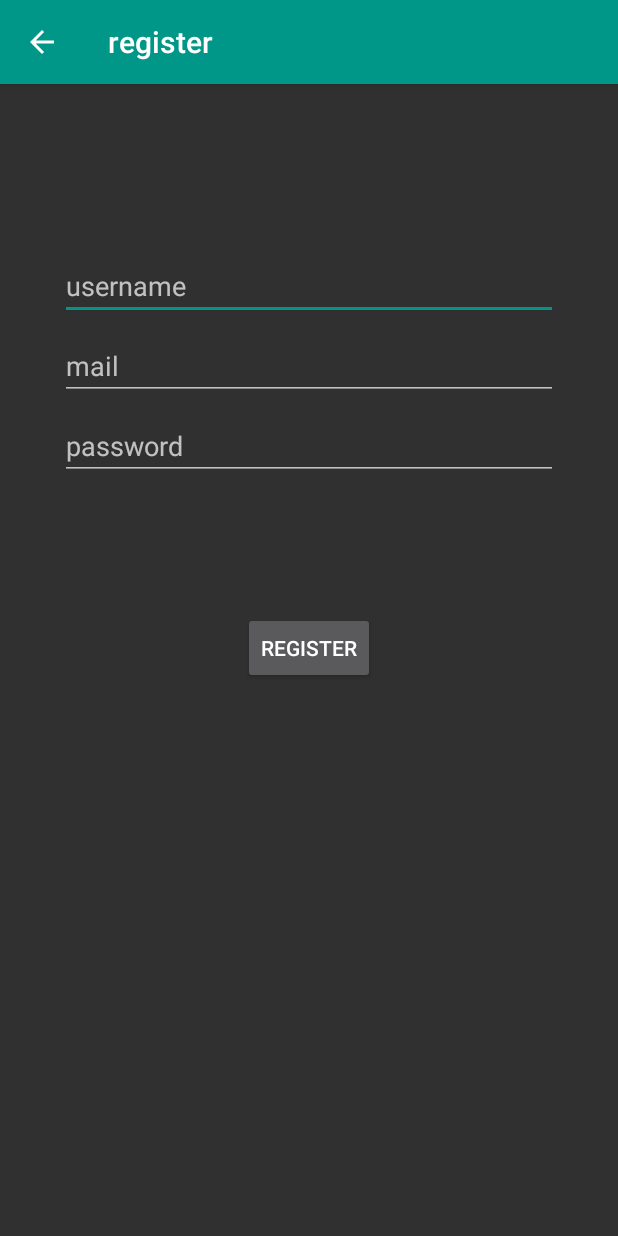
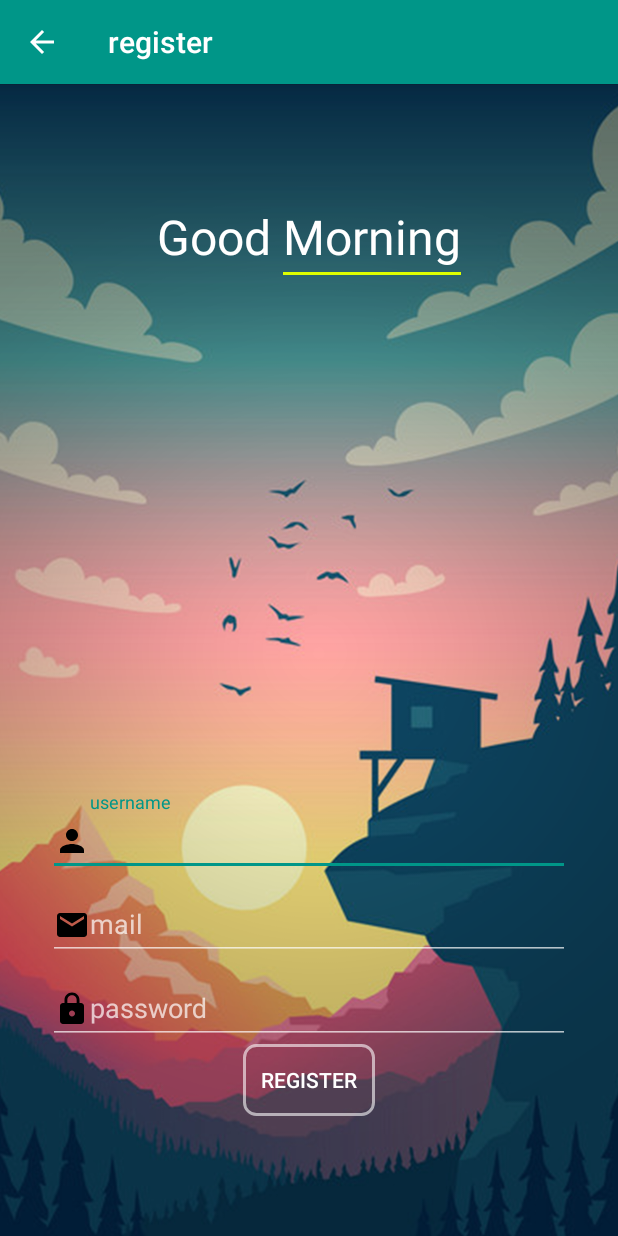
Before and after one commit to chiihero/Tap-Titans2.anjian, an Android app: the RegisterActivity screen opened directly, with no data from a screen before it, on a phone screen of 412 x 824 dp. Run offline under Robolectric (Android 15) with nearby library versions, the phone set to English and light mode, and no system bars; our stand-ins replace ButterKnife, Volley; network calls fail.

Commit message:
更新分页和美化(丑化)

```diff
--- a/app/src/main/java/com/chii/tt2info/connes/MyVolley.java
+++ b/app/src/main/java/com/chii/tt2info/connes/MyVolley.java
@@ -18,7 +18,7 @@ import java.util.HashMap;
 import java.util.Map;
 
 public class MyVolley {
-//        private static String server_rul= "http://192.168.124.172:8088";
+//    private static String server_rul= "http://192.168.124.172:8088";
     private static String server_rul = "http://www.chiinas.club:8088";
 
     //    public static String infolist_url = server_rul+"/info/getinfolist";
--- a/app/src/main/java/com/chii/tt2info/ui/activity/RegisterActivity.java
+++ b/app/src/main/java/com/chii/tt2info/ui/activity/RegisterActivity.java
@@ -12,7 +12,10 @@ import android.view.MenuItem;
 import android.view.View;
 import android.widget.Button;
 import android.widget.EditText;
+import android.widget.ImageView;
 import android.widget.ProgressBar;
+import android.widget.TextView;
+import android.widget.Toast;
 
 import com.android.volley.VolleyError;
 import com.chii.tt2info.R;
@@ -22,6 +25,8 @@ import com.chii.tt2info.pojo.User;
 import com.chii.tt2info.util.Md5;
 import com.google.gson.Gson;
 
+import java.text.SimpleDateFormat;
+import java.util.Date;
 import java.util.HashMap;
 
 import butterknife.BindView;
@@ -30,7 +35,10 @@ import butterknife.ButterKnife;
 import static com.chii.tt2info.connes.MyVolley.register_url;
 
 public class RegisterActivity extends AppCompatActivity {
-
+    @BindView(R.id.register_imageView)
+    ImageView register_imageView;
+    @BindView(R.id.register_morning)
+    TextView register_morning;
     @BindView(R.id.register_username)
     EditText usernameEditText;
     @BindView(R.id.register_email)
@@ -39,8 +47,7 @@ public class RegisterActivity extends AppCompatActivity {
     EditText passwordEditText;
     @BindView(R.id.register)
     Button registerButton;
-    @BindView(R.id.register_loading)
-    ProgressBar loadingProgressBar;
+
     MyVolley myVolley;
     private Gson gson = new Gson();
     User user = new User();
@@ -57,10 +64,17 @@ public class RegisterActivity extends AppCompatActivity {
             actionBar.setHomeButtonEnabled(true);
             actionBar.setDisplayHomeAsUpEnabled(true);
         }
+        if (getCurrentTime()){
+            Toast.makeText(this,"晚上",Toast.LENGTH_SHORT).show();
+            register_imageView.setImageResource(R.drawable.good_night_img);
+            register_morning.setText("Night");
+        }else {
+            Toast.makeText(this,"白天",Toast.LENGTH_SHORT).show();
+            register_imageView.setImageResource(R.drawable.good_morning_img);
+        }
         registerButton.setOnClickListener(new View.OnClickListener() {
             @Override
             public void onClick(View v) {
-                loadingProgressBar.setVisibility(View.VISIBLE);
                 String username = usernameEditText.getText().toString();
                 String email = emailEditText.getText().toString();
                 String passwd = passwordEditText.getText().toString();
@@ -69,6 +83,12 @@ public class RegisterActivity extends AppCompatActivity {
             }
         });
 
+    }
+    public boolean getCurrentTime(){
+        SimpleDateFormat sdf = new SimpleDateFormat("HH");
+        String hour= sdf.format(new Date());
+        int k  = Integer.parseInt(hour)  ;
+        return (k >= 0 && k < 6) || (k >= 18 && k < 24);
     }
 
     private void initDate(final String username, final String email, final String passwd) {
@@ -82,7 +102,6 @@ public class RegisterActivity extends AppCompatActivity {
                 Log.d(TAG, "ResponseResult: " + jsonObject);
                 if (jsonObject.equals("false")) {
                     Log.d(TAG, "注册失败");
-                    loadingProgressBar.setVisibility(View.GONE);
                 } else if (jsonObject.equals("true")) {
                     Log.d(TAG, "注册成功");
                     Intent intent = new Intent();
--- /dev/null
+++ b/app/src/main/res/drawable/button_shape.xml
@@ -0,0 +1,11 @@
+<?xml version="1.0" encoding="utf-8"?>
+<selector xmlns:android="http://schemas.android.com/apk/res/android">
+    <item>
+        <shape android:shape="rectangle">
+            <corners android:radius="8dp" />
+            <solid android:color="@android:color/transparent"/>
+            <stroke android:color="#96ffffff"
+                android:width="2dp"/>
+        </shape>
+    </item>
+</selector>
--- /dev/null
+++ b/app/src/main/res/drawable/ic_email_black.xml
@@ -0,0 +1,9 @@
+<vector xmlns:android="http://schemas.android.com/apk/res/android"
+        android:width="24dp"
+        android:height="24dp"
+        android:viewportWidth="24.0"
+        android:viewportHeight="24.0">
+    <path
+        android:fillColor="#FF000000"
+        android:pathData="M20,4L4,4c-1.1,0 -1.99,0.9 -1.99,2L2,18c0,1.1 0.9,2 2,2h16c1.1,0 2,-0.9 2,-2L22,6c0,-1.1 -0.9,-2 -2,-2zM20,8l-8,5 -8,-5L4,6l8,5 8,-5v2z"/>
+</vector>
--- /dev/null
+++ b/app/src/main/res/drawable/ic_lock_black.xml
@@ -0,0 +1,9 @@
+<vector xmlns:android="http://schemas.android.com/apk/res/android"
+        android:width="24dp"
+        android:height="24dp"
+        android:viewportWidth="24.0"
+        android:viewportHeight="24.0">
+    <path
+        android:fillColor="#FF000000"
+        android:pathData="M18,8h-1L17,6c0,-2.76 -2.24,-5 -5,-5S7,3.24 7,6v2L6,8c-1.1,0 -2,0.9 -2,2v10c0,1.1 0.9,2 2,2h12c1.1,0 2,-0.9 2,-2L20,10c0,-1.1 -0.9,-2 -2,-2zM12,17c-1.1,0 -2,-0.9 -2,-2s0.9,-2 2,-2 2,0.9 2,2 -0.9,2 -2,2zM15.1,8L8.9,8L8.9,6c0,-1.71 1.39,-3.1 3.1,-3.1 1.71,0 3.1,1.39 3.1,3.1v2z"/>
+</vector>
--- /dev/null
+++ b/app/src/main/res/drawable/ic_person_black.xml
@@ -0,0 +1,9 @@
+<vector xmlns:android="http://schemas.android.com/apk/res/android"
+        android:width="24dp"
+        android:height="24dp"
+        android:viewportWidth="24.0"
+        android:viewportHeight="24.0">
+    <path
+        android:fillColor="#FF000000"
+        android:pathData="M12,12c2.21,0 4,-1.79 4,-4s-1.79,-4 -4,-4 -4,1.79 -4,4 1.79,4 4,4zM12,14c-2.67,0 -8,1.34 -8,4v2h16v-2c0,-2.66 -5.33,-4 -8,-4z"/>
+</vector>
--- a/app/src/main/res/layout/activity_register.xml
+++ b/app/src/main/res/layout/activity_register.xml
@@ -1,92 +1,147 @@
 <?xml version="1.0" encoding="utf-8"?>
-<androidx.constraintlayout.widget.ConstraintLayout xmlns:android="http://schemas.android.com/apk/res/android"
+<RelativeLayout xmlns:android="http://schemas.android.com/apk/res/android"
     xmlns:app="http://schemas.android.com/apk/res-auto"
     xmlns:tools="http://schemas.android.com/tools"
     android:id="@+id/container"
     android:layout_width="match_parent"
     android:layout_height="match_parent"
-    android:paddingLeft="@dimen/activity_horizontal_margin"
-    android:paddingTop="@dimen/activity_vertical_margin"
-    android:paddingRight="@dimen/activity_horizontal_margin"
-    android:paddingBottom="@dimen/activity_vertical_margin"
     tools:context=".ui.activity.LoginActivity">
+
+    <FrameLayout
+        android:layout_width="match_parent"
+        android:layout_height="match_parent">
+
+        <ImageView
+            android:id="@+id/register_imageView"
+            android:layout_width="match_parent"
+            android:layout_height="match_parent"
+            android:scaleType="centerCrop"
+
+            app:srcCompat="@drawable/good_morning_img" />
+    </FrameLayout>
+
+
+    <LinearLayout
+        android:id="@+id/linearLayout"
+        android:layout_width="wrap_content"
+        android:layout_height="wrap_content"
+        android:layout_alignParentTop="true"
+        android:layout_centerHorizontal="true"
+        android:layout_marginTop="80dp"
+        android:orientation="horizontal">
+        <LinearLayout
+            android:layout_width="wrap_content"
+            android:layout_height="wrap_content">
+            <TextView
+                android:layout_width="wrap_content"
+                android:layout_height="wrap_content"
+                android:text="Good "
+                android:textColor="#ffffff"
+                android:textSize="32sp" />
+
+        </LinearLayout>
+
+        <LinearLayout
+            android:layout_width="wrap_content"
+            android:layout_height="wrap_content"
+            android:orientation="vertical">
+            <TextView
+                android:id="@+id/register_morning"
+                android:layout_width="wrap_content"
+                android:layout_height="wrap_content"
+                android:layout_alignParentTop="true"
+                android:layout_centerHorizontal="true"
+                android:text="Morning"
+                android:textColor="#ffffff"
+                android:textSize="32sp" />
+            <View
+                android:layout_width="match_parent"
+                android:layout_height="2dp"
+                android:layout_marginTop="2dp"
+                android:background="#deff00" />
+
+        </LinearLayout>
+    </LinearLayout>
+    <LinearLayout
+        android:layout_width="match_parent"
+        android:layout_height="wrap_content"
+        android:layout_alignParentBottom="true"
+        android:layout_centerHorizontal="true"
+        android:layout_marginBottom="80dp"
+        android:orientation="vertical"
+        android:paddingLeft="32dp"
+        android:paddingRight="32dp">
+
+        <com.google.android.material.textfield.TextInputLayout
+            android:layout_width="match_parent"
+            android:layout_height="wrap_content">
 
             <EditText
                 android:id="@+id/register_username"
-        android:layout_width="0dp"
-        android:layout_height="wrap_content"
-        android:layout_marginStart="24dp"
-        android:layout_marginTop="96dp"
-        android:layout_marginEnd="24dp"
+                android:layout_width="match_parent"
+                android:layout_height="match_parent"
 
                 android:hint="@string/prompt_username"
                 android:inputType="textEmailAddress"
                 android:selectAllOnFocus="true"
-        app:layout_constraintEnd_toEndOf="parent"
-        app:layout_constraintStart_toStartOf="parent"
-        app:layout_constraintTop_toTopOf="parent" />
+                android:drawableStart="@drawable/ic_person_black"
+                />
+
+        </com.google.android.material.textfield.TextInputLayout>
+
+        <com.google.android.material.textfield.TextInputLayout
+            android:layout_width="match_parent"
+            android:layout_height="wrap_content">
 
             <EditText
                 android:id="@+id/register_email"
-        android:layout_width="0dp"
-        android:layout_height="wrap_content"
-        android:layout_marginStart="24dp"
-        android:layout_marginTop="8dp"
-        android:layout_marginEnd="24dp"
+                android:layout_width="match_parent"
+                android:layout_height="match_parent"
 
                 android:hint="@string/prompt_email"
                 android:imeActionLabel="@string/action_sign_in"
                 android:imeOptions="actionDone"
                 android:selectAllOnFocus="true"
-        app:layout_constraintEnd_toEndOf="parent"
-        app:layout_constraintStart_toStartOf="parent"
-        app:layout_constraintTop_toBottomOf="@+id/register_username" />
+                android:drawableStart="@drawable/ic_email_black"
+                />
+
+        </com.google.android.material.textfield.TextInputLayout>
+        <com.google.android.material.textfield.TextInputLayout
+            android:layout_width="match_parent"
+            android:layout_height="wrap_content">
 
             <EditText
                 android:id="@+id/register_passwd"
-        android:layout_width="0dp"
-        android:layout_height="wrap_content"
-        android:layout_marginStart="24dp"
-        android:layout_marginTop="8dp"
-        android:layout_marginEnd="24dp"
+                android:layout_width="match_parent"
+                android:layout_height="match_parent"
 
                 android:hint="@string/prompt_passwd"
                 android:imeActionLabel="@string/action_sign_in"
                 android:imeOptions="actionDone"
                 android:inputType="textPassword"
                 android:selectAllOnFocus="true"
-        app:layout_constraintEnd_toEndOf="parent"
-        app:layout_constraintStart_toStartOf="parent"
-        app:layout_constraintTop_toBottomOf="@+id/register_email" />
+                android:drawableStart="@drawable/ic_lock_black"
+                />
+
+
+        </com.google.android.material.textfield.TextInputLayout>
+
+
+        <LinearLayout
+            android:layout_width="match_parent"
+            android:layout_height="match_parent"
+            android:gravity="center"
+            android:orientation="horizontal">
 
             <Button
                 android:id="@+id/register"
                 android:layout_width="wrap_content"
                 android:layout_height="wrap_content"
                 android:layout_gravity="start"
-        android:layout_marginStart="48dp"
-        android:layout_marginTop="16dp"
-        android:layout_marginEnd="48dp"
-        android:layout_marginBottom="64dp"
-        android:text="@string/action_register"
-        app:layout_constraintBottom_toBottomOf="parent"
-        app:layout_constraintEnd_toEndOf="parent"
-        app:layout_constraintStart_toStartOf="parent"
-        app:layout_constraintTop_toBottomOf="@+id/register_passwd"
-        app:layout_constraintVertical_bias="0.2" />
+                android:background="@drawable/button_shape"
+                android:text="@string/action_register" />
+        </LinearLayout>
 
-    <ProgressBar
-        android:id="@+id/register_loading"
-        android:layout_width="0dp"
-        android:layout_height="62dp"
-        android:layout_gravity="center"
-        android:layout_marginStart="32dp"
-        android:layout_marginTop="8dp"
-        android:layout_marginEnd="32dp"
-        android:visibility="gone"
-        android:layout_marginBottom="64dp"
-        app:layout_constraintEnd_toEndOf="@id/register_passwd"
-        app:layout_constraintStart_toStartOf="@id/register_passwd"
-        app:layout_constraintTop_toBottomOf="@+id/register_passwd"
-        app:layout_constraintVertical_bias="0.3" />
-</androidx.constraintlayout.widget.ConstraintLayout>
+    </LinearLayout>
+
+</RelativeLayout>
--- a/app/src/main/res/values/strings.xml
+++ b/app/src/main/res/values/strings.xml
@@ -54,9 +54,10 @@
     <string name="action_about">about</string>
     <string name="introduce">introduce</string>
     <string name="tt2info">tt2info</string>
-    <string name="version_code">1.0.3</string>
+    <string name="version_code">0.1.4</string>
     <string name="Github">GITHUB</string>
     <string name="prompt_email">mail</string>
     <string name="menu_about">About</string>
+    <string name="forgot_password">Forgot Password?</string>
 
 </resources>
```
Also changed, not shown: app/build.gradle (+4 -6 lines), app/src/main/java/com/chii/tt2info/ui/activity/LoginActivity.java (+26 -8 lines), app/src/main/java/com/chii/tt2info/ui/activity/MainActivity.java (+7 -6 lines), app/src/main/res/layout/activity_login.xml (+114 -59 lines), app/src/main/res/drawable/good_morning_img.png (added), app/src/main/res/drawable/good_night_img.png (added), 1 other file. Lines whose indentation alone changed are shown as unchanged.
